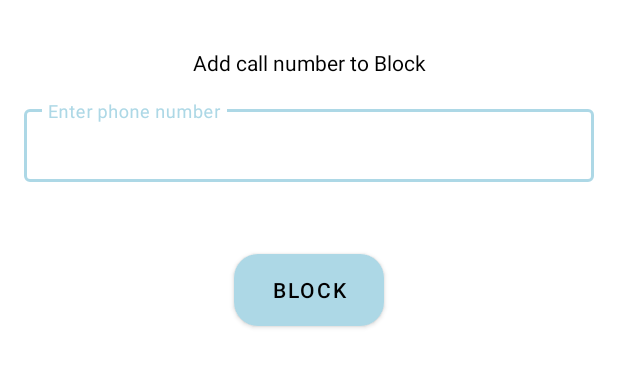
After one commit to UmaPalve109/Power_caller, an Android app: the layout bottom_sheet_layout.xml on its own in the app's theme, with its tools: preview values and no code run, on a phone screen of 412 x 824 dp. The commit adds this screen. Shown: the top 367 px of the screen. Run offline under Robolectric (Android 15) with nearby library versions, the phone set to English and light mode, and no system bars.

Commit message:
call reject part

```diff
--- /dev/null
+++ b/app/src/main/res/drawable/bg_capsule_shape.xml
@@ -0,0 +1,5 @@
+<shape xmlns:android="http://schemas.android.com/apk/res/android"
+    android:shape="rectangle">
+    <solid android:color="@color/purple_200" />
+    <corners android:radius="16dp" />
+</shape>
--- /dev/null
+++ b/app/src/main/res/layout/bottom_sheet_layout.xml
@@ -0,0 +1,51 @@
+<?xml version="1.0" encoding="utf-8"?>
+<androidx.constraintlayout.widget.ConstraintLayout
+    xmlns:android="http://schemas.android.com/apk/res/android"
+    android:layout_width="match_parent"
+    android:layout_height="450dp"
+    xmlns:app="http://schemas.android.com/apk/res-auto">
+    <TextView android:id="@+id/simpleTextView"
+        app:layout_constraintTop_toTopOf="parent"
+        app:layout_constraintLeft_toLeftOf="parent"
+        app:layout_constraintRight_toRightOf="parent"
+        android:layout_margin="32dp"
+        android:layout_width="wrap_content"
+        android:layout_height="wrap_content"
+       android:textColor="@color/black"
+        android:textFontWeight="400"
+        android:text="Add call number to Block" />
+    <com.google.android.material.textfield.TextInputLayout
+        android:id="@+id/txtFldPhoneNumber"
+        style="@style/Widget.MaterialComponents.TextInputLayout.OutlinedBox.Dense"
+        app:layout_constraintTop_toBottomOf="@id/simpleTextView"
+        android:layout_width="match_parent"
+        android:layout_height="wrap_content"
+       android:layout_margin="16dp"
+        android:hint="Enter phone number">
+
+        <com.google.android.material.textfield.TextInputEditText
+            android:id="@+id/edtTxtPhone"
+            android:layout_width="match_parent"
+            android:layout_height="wrap_content"
+            android:inputType="phone"/>
+
+    </com.google.android.material.textfield.TextInputLayout>
+
+    <Button
+        android:id="@+id/btnAddBlk"
+        app:layout_constraintTop_toBottomOf="@id/txtFldPhoneNumber"
+       android:background="@drawable/bg_capsule_shape"
+        android:backgroundTint="@color/purple_200"
+        android:height="40dp"
+        android:width="250dp"
+        android:layout_marginTop="48dp"
+        android:layout_marginBottom="60dp"
+        app:layout_constraintLeft_toLeftOf="parent"
+        app:layout_constraintRight_toRightOf="parent"
+        android:layout_width="100dp"
+        android:layout_height="wrap_content"
+        app:cornerRadius="18dp"
+        android:text="Block"
+        android:textColor="#000"
+        />
+</androidx.constraintlayout.widget.ConstraintLayout>
--- a/app/src/main/res/values-night/themes.xml
+++ b/app/src/main/res/values-night/themes.xml
@@ -1,6 +1,6 @@
 <resources xmlns:tools="http://schemas.android.com/tools">
     <!-- Base application theme. -->
-    <style name="Theme.Power_caller" parent="Theme.MaterialComponents.DayNight.DarkActionBar">
+    <style name="Theme.Power_caller" parent="Theme.MaterialComponents.DayNight.NoActionBar">
         <!-- Primary brand color. -->
         <item name="colorPrimary">@color/purple_200</item>
         <item name="colorPrimaryVariant">@color/purple_700</item>
--- a/app/src/main/res/values/colors.xml
+++ b/app/src/main/res/values/colors.xml
@@ -1,10 +1,10 @@
 <?xml version="1.0" encoding="utf-8"?>
 <resources>
-    <color name="purple_200">#FFBB86FC</color>
-    <color name="purple_500">#FF6200EE</color>
-    <color name="purple_700">#FF3700B3</color>
-    <color name="teal_200">#FF03DAC5</color>
+    <color name="purple_200">#FFadd8e6</color>
+    <color name="purple_500">#FFadd8e6</color>
+    <color name="purple_700">#FFadd8e6</color>
+    <color name="teal_200">#FFadd8e6</color>
     <color name="teal_700">#FF018786</color>
     <color name="black">#FF000000</color>
-    <color name="white">#FFFFFFFF</color>
+
 </resources>
--- a/app/src/main/res/values/strings.xml
+++ b/app/src/main/res/values/strings.xml
@@ -1,3 +1,3 @@
 <resources>
-    <string name="app_name">Power_caller</string>
+    <string name="app_name">Power caller</string>
 </resources>
--- a/app/src/main/res/values/themes.xml
+++ b/app/src/main/res/values/themes.xml
@@ -4,7 +4,7 @@
         <!-- Primary brand color. -->
         <item name="colorPrimary">@color/purple_500</item>
         <item name="colorPrimaryVariant">@color/purple_700</item>
-        <item name="colorOnPrimary">@color/white</item>
+        <item name="colorOnPrimary">@color/black</item>
         <!-- Secondary brand color. -->
         <item name="colorSecondary">@color/teal_200</item>
         <item name="colorSecondaryVariant">@color/teal_700</item>
```
Also changed, not shown: app/src/main/AndroidManifest.xml (+9 -0 lines), app/src/main/java/com/android/internal/telephony/ITelephony.java (added, +8 -0 lines), app/src/main/java/com/example/power_caller/Bradcast/MyBroadcastReceiver.java (+53 -20 lines), app/src/main/java/com/example/power_caller/MainActivity.java (+43 -1 lines), app/src/main/res/drawable/ic_baseline_app_blocking_24.xml (added, +10 -0 lines), app/src/main/res/layout/activity_main.xml (+13 -1 lines).
